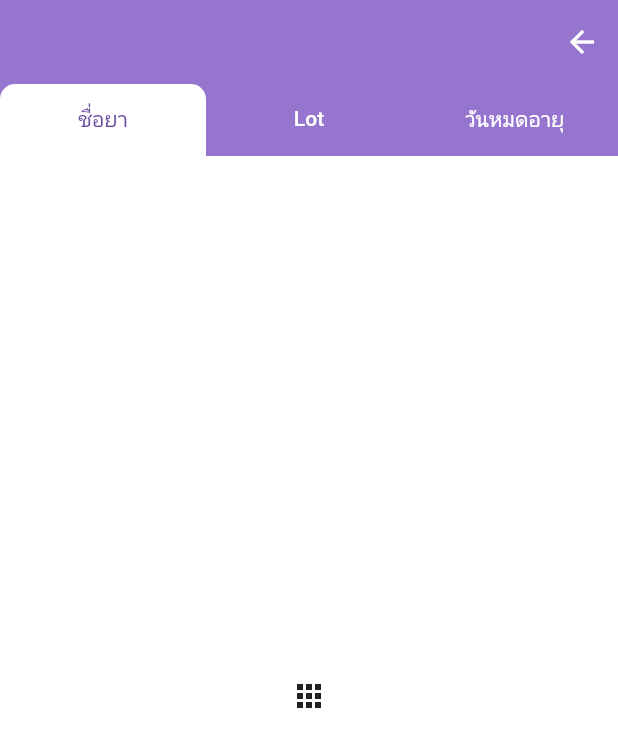
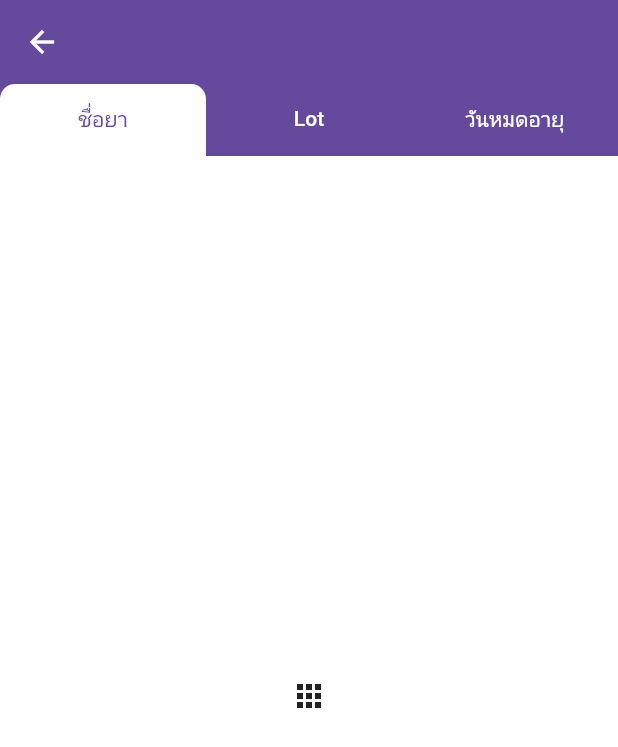
Before and after one commit to phatcharaphon23/Work_projectSW, a Flutter app: the screen it shows after launch, after a tap on "แพ็คกล่องยา", on a phone screen of 412 x 824 dp. Shown: the top 747 px of the screen. Run offline on Flutter 3.47's test engine with Material 2 defaults, Android fonts, the phone set to English and light mode, and no system bars.

Commit message:
เปลี่ยนสีนิดหน่อย

```diff
--- a/lib/states/Profile/profile.dart
+++ b/lib/states/Profile/profile.dart
@@ -16,7 +16,7 @@ class _CreateAccountState extends State<ProfileScreen> {
     return Scaffold(
       appBar: AppBar(
         elevation: 0,
-        backgroundColor: Myconstant.primary,
+        backgroundColor: Myconstant.dark,
       ),
       body: SafeArea(
         child: GestureDetector(
--- a/lib/states/check_status_screen.dart
+++ b/lib/states/check_status_screen.dart
@@ -14,7 +14,7 @@ class _CheckStatusScreenState extends State<CheckStatusScreen> {
     return Scaffold(
       appBar: AppBar(
         elevation: 0,
-        backgroundColor: Myconstant.primary,
+        backgroundColor: Myconstant.dark,
       ),
     );
   }
--- a/lib/states/create_account.dart
+++ b/lib/states/create_account.dart
@@ -24,7 +24,7 @@ class _CreateAccountState extends State<CreateAccount> {
     return Scaffold(
       appBar: AppBar(
         title: const Text('create new account'),
-        backgroundColor: Myconstant.primary,
+        backgroundColor: Myconstant.dark,
       ),
       body: GestureDetector(
         onTap: () => FocusScope.of(context).requestFocus(FocusNode()),
--- a/lib/states/home.dart
+++ b/lib/states/home.dart
@@ -20,7 +20,7 @@ class HomeScreen extends StatelessWidget {
           Container(
             height: size * 0.8,
             decoration: BoxDecoration(
-              color: Myconstant.primary,
+              color: Myconstant.dark,
             ),
           ),
           SafeArea(
--- a/lib/states/information_screen.dart
+++ b/lib/states/information_screen.dart
@@ -14,7 +14,7 @@ class _InformationScreenState extends State<InformationScreen> {
     return Scaffold(
       appBar: AppBar(
         elevation: 0,
-        backgroundColor: Myconstant.primary,
+        backgroundColor: Myconstant.dark,
       ),
     );
   }
--- a/lib/states/packaging_screengg.dart
+++ b/lib/states/packaging_screengg.dart
@@ -21,18 +21,18 @@ class _PackagingScreenState extends State<PackagingScreen> {
           backgroundColor: Colors.white,
           appBar: AppBar(
             elevation: 0,
-            backgroundColor: Myconstant.primary,
+            backgroundColor: Myconstant.dark,
             // ignore: prefer_const_constructors
-            actions: <Widget>[
-              IconButton(
+            leading: IconButton(
               onPressed: () {
                 Navigator.pop(context);
               },
               icon: const Icon(
                 Icons.arrow_back,
                 color: Colors.white,
-                  ))
-            ],
+              ),
+            ),
+
             // leading: Icon(
             //   Icons.arrow_back,
             //   color: Colors.white,
--- a/lib/states/scanner_screen.dart
+++ b/lib/states/scanner_screen.dart
@@ -14,7 +14,7 @@ class _ScannerScreenState extends State<ScannerScreen> {
     return Scaffold(
       appBar: AppBar(
         elevation: 0,
-        backgroundColor: Myconstant.primary,
+        backgroundColor: Myconstant.dark,
       ),
     );
   }
```
Also changed, not shown: lib/states/history_screen.dart (+5 -3 lines). Lines whose indentation alone changed are shown as unchanged.
